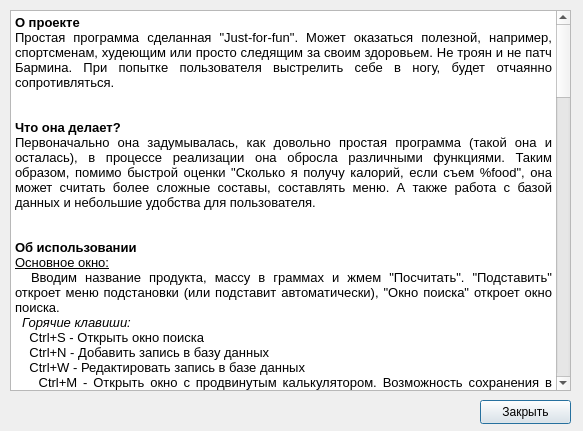
Qt form source/help.ui (arcan1s/food_gui) before a commit.
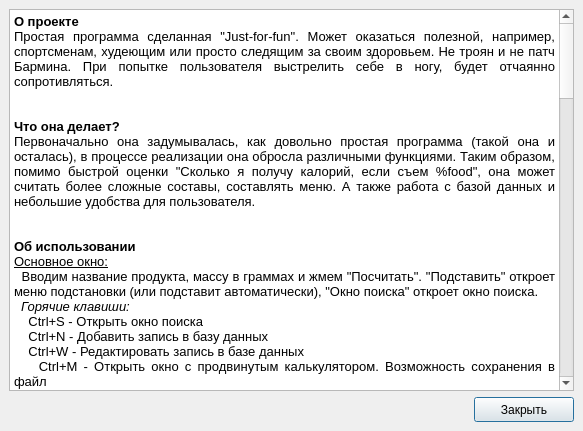
The same form after that commit.

Patch:
```diff
--- a/source/help.ui
+++ b/source/help.ui
@@ -10,37 +10,27 @@
     <height>431</height>
    </rect>
   </property>
+  <property name="minimumSize">
+   <size>
+    <width>583</width>
+    <height>431</height>
+   </size>
+  </property>
   <property name="windowTitle">
    <string>Помощь</string>
   </property>
   <widget class="QWidget" name="centralwidget">
-   <widget class="QPushButton" name="exitbut">
-    <property name="geometry">
-     <rect>
-      <x>480</x>
-      <y>400</y>
-      <width>91</width>
-      <height>24</height>
-     </rect>
-    </property>
-    <property name="text">
-     <string>Закрыть</string>
-    </property>
-    <property name="default">
-     <bool>true</bool>
-    </property>
-   </widget>
-   <widget class="QTextBrowser" name="text">
-    <property name="geometry">
-     <rect>
-      <x>10</x>
-      <y>10</y>
-      <width>561</width>
-      <height>381</height>
-     </rect>
-    </property>
-    <property name="html">
-     <string>&lt;!DOCTYPE HTML PUBLIC &quot;-//W3C//DTD HTML 4.0//EN&quot; &quot;http://www.w3.org/TR/REC-html40/strict.dtd&quot;&gt;
+   <property name="minimumSize">
+    <size>
+     <width>583</width>
+     <height>431</height>
+    </size>
+   </property>
+   <layout class="QGridLayout" name="gridLayout">
+    <item row="0" column="0">
+     <widget class="QTextBrowser" name="text">
+      <property name="html">
+       <string>&lt;!DOCTYPE HTML PUBLIC &quot;-//W3C//DTD HTML 4.0//EN&quot; &quot;http://www.w3.org/TR/REC-html40/strict.dtd&quot;&gt;
 &lt;html&gt;&lt;head&gt;&lt;meta name=&quot;qrichtext&quot; content=&quot;1&quot; /&gt;&lt;style type=&quot;text/css&quot;&gt;
 p, li { white-space: pre-wrap; }
 &lt;/style&gt;&lt;/head&gt;&lt;body style=&quot; font-family:'Droid Sans'; font-size:10pt; font-weight:400; font-style:normal;&quot;&gt;
@@ -184,8 +174,55 @@
 &lt;p align=&quot;justify&quot; style=&quot; margin-top:0px; margin-bottom:0px; margin-left:0px; margin-right:0px; -qt-block-indent:0; text-indent:0px;&quot;&gt;  &lt;span style=&quot; font-style:italic;&quot;&gt;e-mail: esalexeev@gmail.com&lt;/span&gt;&lt;/p&gt;
 &lt;p align=&quot;justify&quot; style=&quot; margin-top:0px; margin-bottom:0px; margin-left:0px; margin-right:0px; -qt-block-indent:0; text-indent:0px;&quot;&gt;&lt;span style=&quot; font-style:italic;&quot;&gt;  Jabber: arcanis@jabber.ru&lt;/span&gt;&lt;/p&gt;
 &lt;p align=&quot;justify&quot; style=&quot; margin-top:0px; margin-bottom:0px; margin-left:0px; margin-right:0px; -qt-block-indent:0; text-indent:0px;&quot;&gt;&lt;span style=&quot; font-style:italic;&quot;&gt;  ICQ: 407-398-235&lt;/span&gt;&lt;/p&gt;&lt;/body&gt;&lt;/html&gt;</string>
-    </property>
-   </widget>
+      </property>
+     </widget>
+    </item>
+    <item row="1" column="0">
+     <layout class="QHBoxLayout" name="horizontalLayout">
+      <item>
+       <spacer name="horizontalSpacer">
+        <property name="orientation">
+         <enum>Qt::Horizontal</enum>
+        </property>
+        <property name="sizeHint" stdset="0">
+         <size>
+          <width>40</width>
+          <height>20</height>
+         </size>
+        </property>
+       </spacer>
+      </item>
+      <item>
+       <widget class="QPushButton" name="exitbut">
+        <property name="sizePolicy">
+         <sizepolicy hsizetype="Fixed" vsizetype="Fixed">
+          <horstretch>0</horstretch>
+          <verstretch>0</verstretch>
+         </sizepolicy>
+        </property>
+        <property name="minimumSize">
+         <size>
+          <width>100</width>
+          <height>25</height>
+         </size>
+        </property>
+        <property name="maximumSize">
+         <size>
+          <width>100</width>
+          <height>25</height>
+         </size>
+        </property>
+        <property name="text">
+         <string>Закрыть</string>
+        </property>
+        <property name="default">
+         <bool>true</bool>
+        </property>
+       </widget>
+      </item>
+     </layout>
+    </item>
+   </layout>
   </widget>
  </widget>
  <resources/>
```
Left out of the diff: 19 changed lines with no effect on the pictures.
